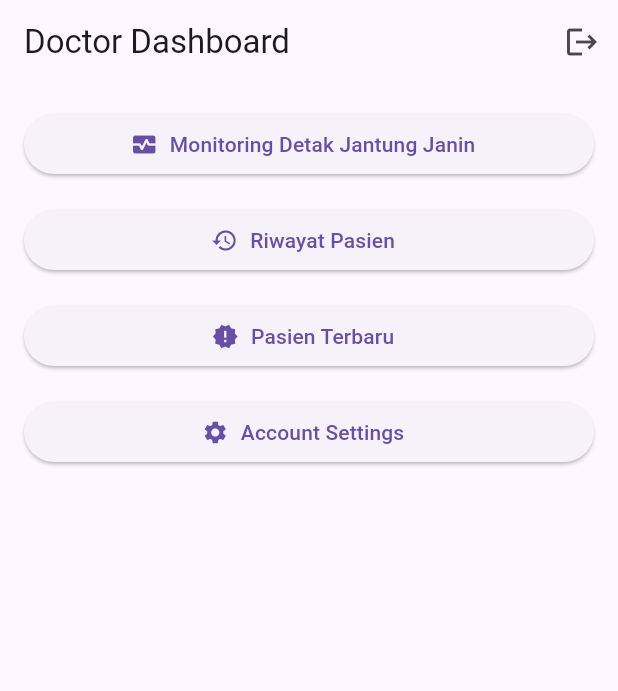
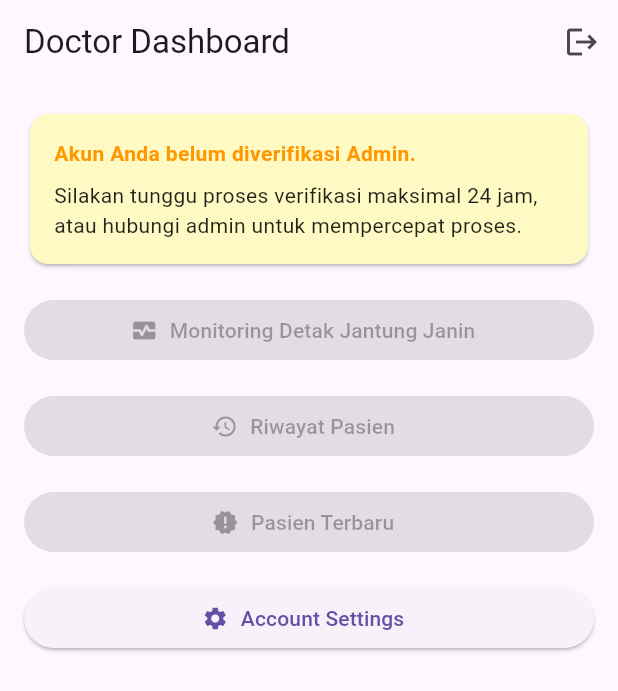
Before and after one commit to freeluncher/dopply_app, a Flutter app: the DoctorDashboard screen opened by its route, on a phone screen of 412 x 824 dp. Shown: the top 691 px of the screen. Run offline on Flutter 3.47's test engine with Material 3 defaults, Android fonts, the phone set to English and light mode, and no system bars; our stand-ins replace dio, flutter_riverpod, flutter_secure_storage, go_router; accounts and stored records are empty; network calls fail.

Commit message:
menambahkan halaman manajemen pengguna dan fitur validasi dokter, serta memperbarui logika pendaftaran pengguna

```diff
--- a/lib/app/router.dart
+++ b/lib/app/router.dart
@@ -13,6 +13,7 @@ import '../features/doctor/presentation/pages/monitoring_page.dart';
 import '../features/doctor/presentation/pages/patient_history_page.dart';
 import '../features/doctor/presentation/pages/patient_history_detail_page.dart';
 import '../features/auth/presentation/pages/account_settings_page.dart';
+import '../features/admin/presentation/pages/manage_users_page.dart';
 // import fitur lain sesuai kebutuhan...
 import '../features/auth/presentation/viewmodels/user_provider.dart';
 import '../core/services/auth_guard_service.dart';
@@ -119,9 +120,7 @@ final routerProvider = Provider<GoRouter>((ref) {
       GoRoute(
         path: '/admin/users',
         name: 'adminUsers',
-        builder:
-            (context, state) =>
-                Scaffold(body: Center(child: Text('Manajemen User'))),
+        builder: (context, state) => const ManageUsersPage(),
       ),
       GoRoute(
         path: '/admin/reports',
--- a/lib/features/auth/domain/repositories/auth_repository.dart
+++ b/lib/features/auth/domain/repositories/auth_repository.dart
@@ -2,7 +2,7 @@ import '../entities/user.dart';
 
 abstract class AuthRepository {
   Future<User?> login(String email, String password);
-  Future<String?> register(
+  Future<String> register(
     String name,
     String email,
     String password,
--- a/lib/features/auth/domain/usecases/register_usecase.dart
+++ b/lib/features/auth/domain/usecases/register_usecase.dart
@@ -4,7 +4,7 @@ class RegisterUseCase {
   final AuthRepository repository;
   RegisterUseCase(this.repository);
 
-  Future<String?> execute(
+  Future<String> execute(
     String name,
     String email,
     String password,
--- a/lib/features/doctor/presentation/pages/doctor_dashboard.dart
+++ b/lib/features/doctor/presentation/pages/doctor_dashboard.dart
@@ -1,11 +1,15 @@
 import 'package:flutter/material.dart';
 import 'package:go_router/go_router.dart';
+import 'package:flutter_riverpod/flutter_riverpod.dart';
+import 'package:dopply_app/features/auth/presentation/viewmodels/user_provider.dart';
 
-class DoctorDashboard extends StatelessWidget {
+class DoctorDashboard extends ConsumerWidget {
   const DoctorDashboard({Key? key}) : super(key: key);
 
   @override
-  Widget build(BuildContext context) {
+  Widget build(BuildContext context, WidgetRef ref) {
+    final user = ref.watch(userProvider);
+    final isValid = user?.isValid ?? false;
     return Scaffold(
       appBar: AppBar(
         title: const Text('Doctor Dashboard'),
@@ -13,7 +17,7 @@ class DoctorDashboard extends StatelessWidget {
           IconButton(
             icon: const Icon(Icons.logout),
             onPressed: () {
-              // Implementasikan logout sesuai provider Anda
+              ref.read(userProvider.notifier).state = null;
               context.go('/login');
             },
           ),
@@ -21,41 +25,71 @@ class DoctorDashboard extends StatelessWidget {
       ),
       body: Padding(
         padding: const EdgeInsets.all(16.0),
-        child: ListView(
+        child: Column(
+          crossAxisAlignment: CrossAxisAlignment.stretch,
+          children: [
+            if (!isValid) ...[
+              Card(
+                color: Colors.yellow[100],
+                child: Padding(
+                  padding: const EdgeInsets.all(16.0),
+                  child: Column(
+                    crossAxisAlignment: CrossAxisAlignment.start,
+                    children: const [
+                      Text(
+                        'Akun Anda belum diverifikasi Admin.',
+                        style: TextStyle(
+                          fontWeight: FontWeight.bold,
+                          color: Colors.orange,
+                        ),
+                      ),
+                      SizedBox(height: 8),
+                      Text(
+                        'Silakan tunggu proses verifikasi maksimal 24 jam, atau hubungi admin untuk mempercepat proses.',
+                        style: TextStyle(color: Colors.black87),
+                      ),
+                    ],
+                  ),
+                ),
+              ),
+              const SizedBox(height: 16),
+            ],
+            ListView(
+              shrinkWrap: true,
+              physics: const NeverScrollableScrollPhysics(),
               children: [
                 ElevatedButton.icon(
                   icon: const Icon(Icons.monitor_heart),
                   label: const Text('Monitoring Detak Jantung Janin'),
-              onPressed: () {
-                context.push('/doctor/monitoring');
-              },
+                  onPressed:
+                      isValid ? () => context.push('/doctor/monitoring') : null,
                 ),
-
                 const SizedBox(height: 16),
                 ElevatedButton.icon(
                   icon: const Icon(Icons.history),
                   label: const Text('Riwayat Pasien'),
-              onPressed: () {
-                context.push('/doctor/patient-history');
-              },
+                  onPressed:
+                      isValid
+                          ? () => context.push('/doctor/patient-history')
+                          : null,
                 ),
                 const SizedBox(height: 16),
                 ElevatedButton.icon(
                   icon: const Icon(Icons.new_releases),
                   label: const Text('Pasien Terbaru'),
-              onPressed: () {
-                context.push('/doctor/new-patients');
-              },
+                  onPressed:
+                      isValid
+                          ? () => context.push('/doctor/new-patients')
+                          : null,
                 ),
                 const SizedBox(height: 16),
                 ElevatedButton.icon(
                   icon: const Icon(Icons.settings),
                   label: const Text('Account Settings'),
-              onPressed: () {
-                context.push('/account-settings');
-              },
+                  onPressed: () => context.push('/account-settings'),
                 ),
-            // Tambahkan menu lain sesuai kebutuhan
+              ],
+            ),
           ],
         ),
       ),
```
Also changed, not shown: lib/features/admin/presentation/pages/admin_dashboard.dart (+33 -0 lines), lib/features/admin/presentation/pages/doctor_validation_provider.dart (added, +16 -0 lines), lib/features/admin/presentation/pages/manage_users_page.dart (+96 -0 lines), lib/features/auth/data/datasources/auth_remote_datasource_impl.dart (+16 -3 lines), lib/features/auth/data/repositories/auth_repository_impl.dart (+5 -2 lines), lib/features/auth/domain/entities/user.dart (+7 -1 lines), lib/features/auth/presentation/viewmodels/register_view_model.dart (+16 -8 lines). Lines whose indentation alone changed are shown as unchanged.
